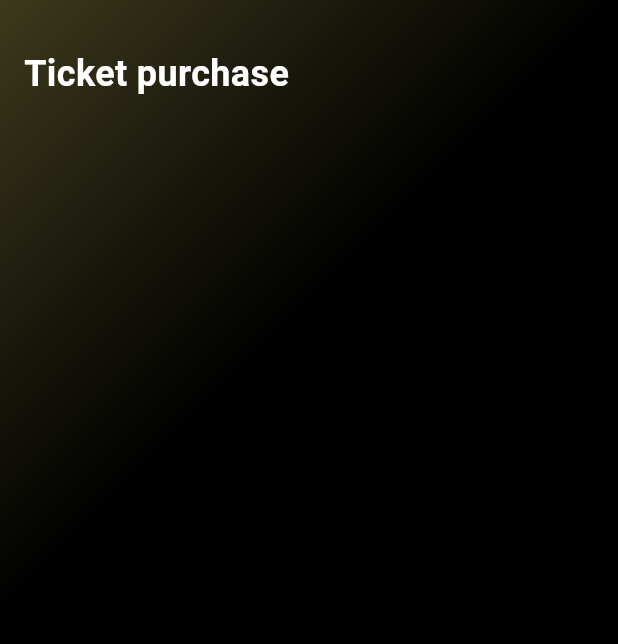
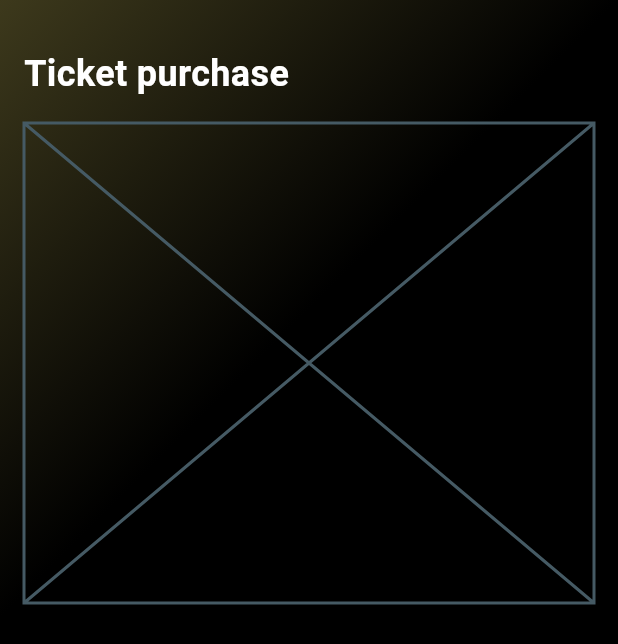
Before and after one commit to JAICHANGPARK/flutter_notebook_chapter_43, a Flutter app: the EventPurchasePage screen opened directly, on a phone screen of 412 x 824 dp. Shown: the top 644 px of the screen. Run offline on Flutter 3.47's test engine with Material 3 defaults, Android fonts, the phone set to English and light mode, and no system bars; our stand-ins replace gap, hugeicons, percent_indicator.

Commit message:
Update event_purchase_page.dart

```diff
--- a/lib/ep2186_event_app/ui/event_purchase_page.dart
+++ b/lib/ep2186_event_app/ui/event_purchase_page.dart
@@ -35,6 +35,7 @@ class _EventPurchasePageState extends State<EventPurchasePage> {
             top: 32,
             child: SafeArea(
               child: Column(
+                spacing: 16,
                 crossAxisAlignment: CrossAxisAlignment.start,
                 children: [
                   Text(
@@ -44,7 +45,11 @@ class _EventPurchasePageState extends State<EventPurchasePage> {
                       fontWeight: FontWeight.bold,
                       color: Colors.white,
                     ),
-                  )
+                  ),
+                  Container(
+                    height: 320,
+                    child: Placeholder(),
+                  ),
                 ],
               ),
             ),
```
